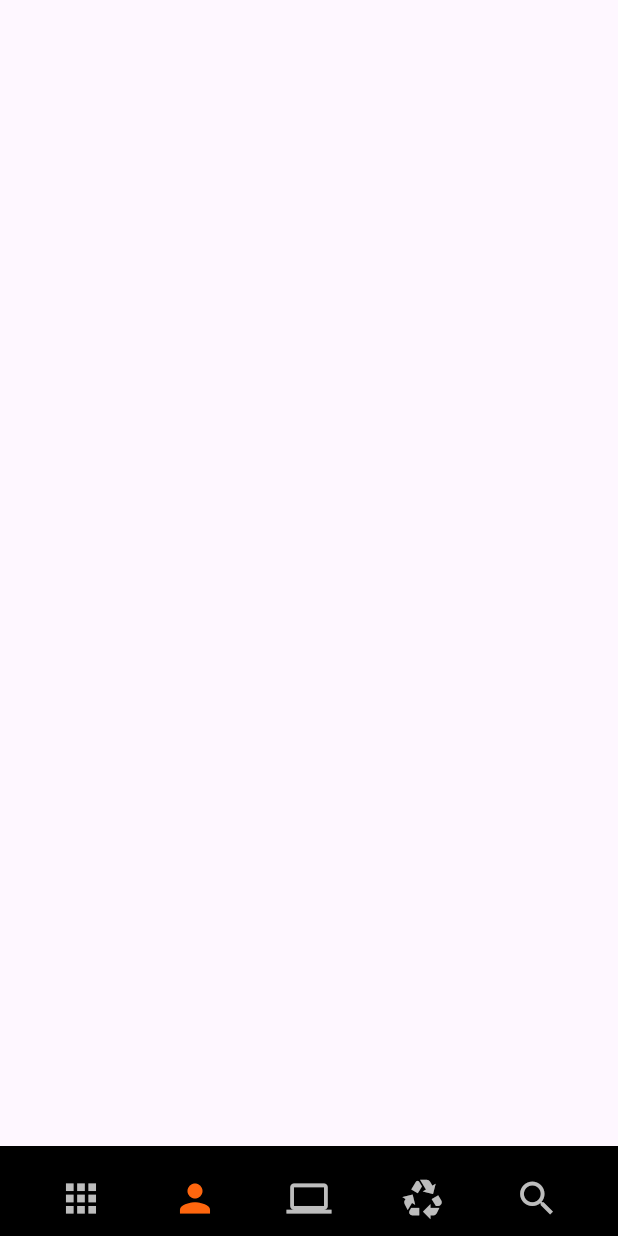
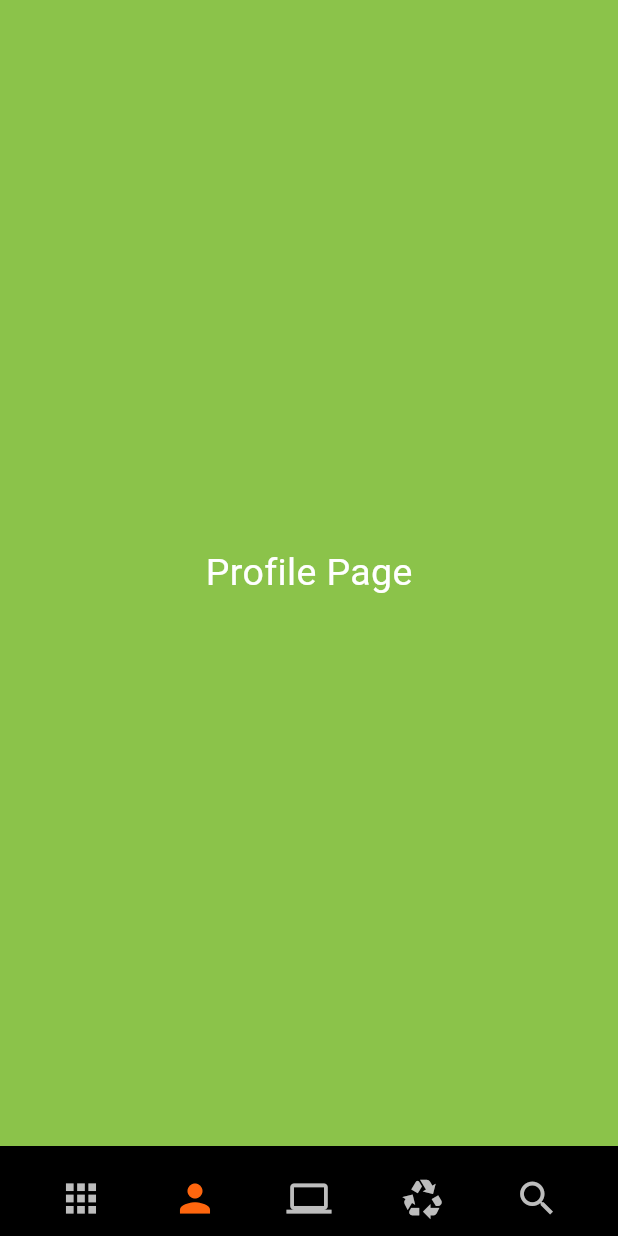
Before and after one commit to VishnuYelapati/demo, a Flutter app: the screen it shows after launch, item 2 of the bottom bar chosen, on a phone screen of 412 x 824 dp. Run offline on Flutter 3.47's test engine with Material 3 defaults, Android fonts, the phone set to English and light mode, and no system bars.

Commit message:
Updated UI for other pages

```diff
--- a/lib/bottom_nav_bar.dart
+++ b/lib/bottom_nav_bar.dart
@@ -13,10 +13,54 @@ class _BottomNavBarState extends State<BottomNavBar> {
   int currentIndex = 0;
   List screens = const [
     HomePage(),
-    Scaffold(),
-    Scaffold(),
-    Scaffold(),
-    Scaffold(),
+    Scaffold(
+      backgroundColor: Colors.lightGreen,
+      body: Center(
+        child: Text(
+          "Profile Page",
+          style: TextStyle(
+            fontSize: 25,
+            color: Colors.white,
+          ),
+        ),
+      ),
+    ),
+    Scaffold(
+      backgroundColor: Colors.blueAccent,
+      body: Center(
+        child: Text(
+          "My PC",
+          style: TextStyle(
+            fontSize: 25,
+            color: Colors.white,
+          ),
+        ),
+      ),
+    ),
+    Scaffold(
+      backgroundColor: Colors.redAccent,
+      body: Center(
+        child: Text(
+          "Recycle Bin",
+          style: TextStyle(
+            fontSize: 25,
+            color: Colors.white,
+          ),
+        ),
+      ),
+    ),
+    Scaffold(
+      backgroundColor: Colors.black26,
+      body: Center(
+        child: Text(
+          "Search",
+          style: TextStyle(
+            fontSize: 25,
+            color: Colors.white,
+          ),
+        ),
+      ),
+    ),
   ];
 
   @override
```
